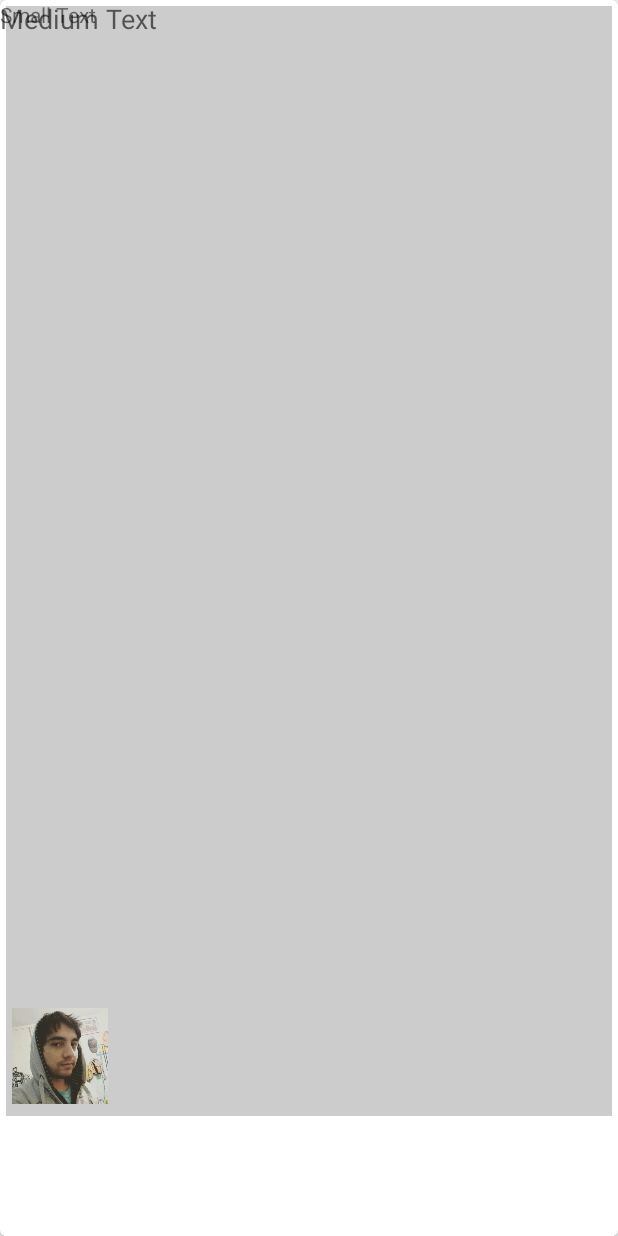
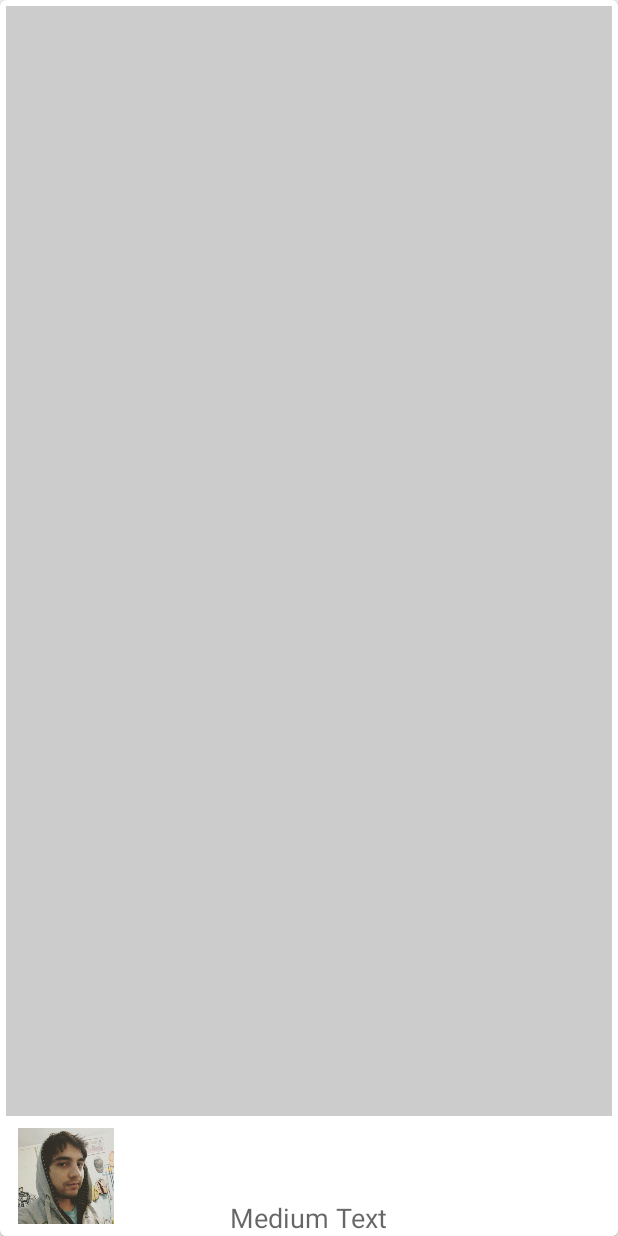
Before and after one commit to luisriq/Thinkink, an Android app: the layout item_galery.xml on its own in the app's theme, with its tools: preview values and no code run, on a phone screen of 412 x 824 dp. Run offline under Robolectric (Android 15) with nearby library versions, the phone set to English and light mode, and no system bars.

Commit message:
no sé que onda

```diff
--- a/app/src/main/res/layout/item_galery.xml
+++ b/app/src/main/res/layout/item_galery.xml
@@ -39,10 +39,12 @@
                 android:layout_height="72dp"
                 android:paddingLeft="8dp"
                 android:paddingBottom="8dp"
-                android:layout_alignBottom="@+id/imagenCard"
                 android:layout_gravity="left"
                 android:id="@+id/imageUsuerGallery"
-                android:src="@drawable/yo" />
+                android:src="@drawable/yo"
+                android:layout_alignParentBottom="true"
+                android:layout_alignLeft="@+id/imagenCard"
+                android:layout_alignStart="@+id/imagenCard" />
 
             <TextView
                 android:layout_width="wrap_content"
@@ -50,7 +52,10 @@
                 android:textAppearance="?android:attr/textAppearanceSmall"
                 android:text="Small Text"
                 android:id="@+id/textView2"
-                android:layout_gravity="center_horizontal|bottom"/>
+                android:layout_gravity="center_horizontal|bottom"
+                android:layout_above="@+id/idQueTeAcordi"
+                android:layout_toLeftOf="@+id/idQueTeAcordi"
+                android:layout_toStartOf="@+id/idQueTeAcordi" />
 
             <TextView
                 android:layout_width="wrap_content"
@@ -58,7 +63,9 @@
                 android:textAppearance="?android:attr/textAppearanceMedium"
                 android:text="Medium Text"
                 android:id="@+id/idQueTeAcordi"
-                android:layout_gravity="center_horizontal|bottom" />
+                android:layout_gravity="center_horizontal|bottom"
+                android:layout_alignParentBottom="true"
+                android:layout_centerHorizontal="true" />
         </RelativeLayout>
     </android.support.v7.widget.CardView>
 
--- a/app/src/main/res/layout/perfil_tatuador.xml
+++ b/app/src/main/res/layout/perfil_tatuador.xml
@@ -3,6 +3,11 @@
     android:orientation="vertical" android:layout_width="match_parent"
     android:layout_height="match_parent">
 
+
+    <ScrollView
+        android:layout_width="wrap_content"
+        android:layout_height="wrap_content"
+        android:id="@+id/scrollView3" >
 
         <FrameLayout
             android:layout_width="match_parent"
@@ -23,6 +28,7 @@
                 android:layout_gravity="left" />
 
         </FrameLayout>
+    </ScrollView>
 
     <android.support.v4.view.ViewPager
         xmlns:android="http://schemas.android.com/apk/res/android"
--- a/app/src/main/res/values/strings.xml
+++ b/app/src/main/res/values/strings.xml
@@ -13,4 +13,5 @@
     <string name="buttonRegistro">Registrarse</string>
     <string name="buttonRegistroSalir">Salir</string>
     <string name="buttonSingIn">Sing In</string>
+    <string name="radiousTrue">Tatuador</string>
 </resources>
```
Also changed, not shown: app/src/main/res/layout/registro.xml (+8 -0 lines). Lines whose indentation alone changed are shown as unchanged.
